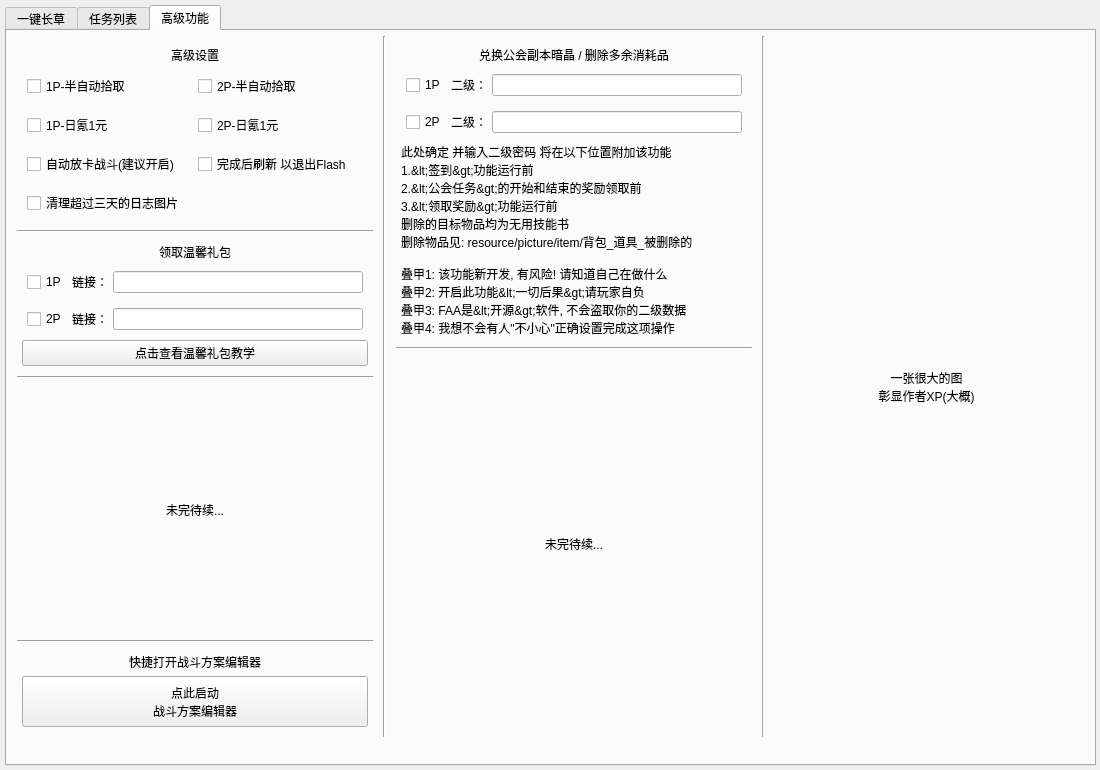
Old version of the form resource/ui/FAA_3.0.ui in the repository StareAbyss/FoodsVsMiceAutoAssistant.
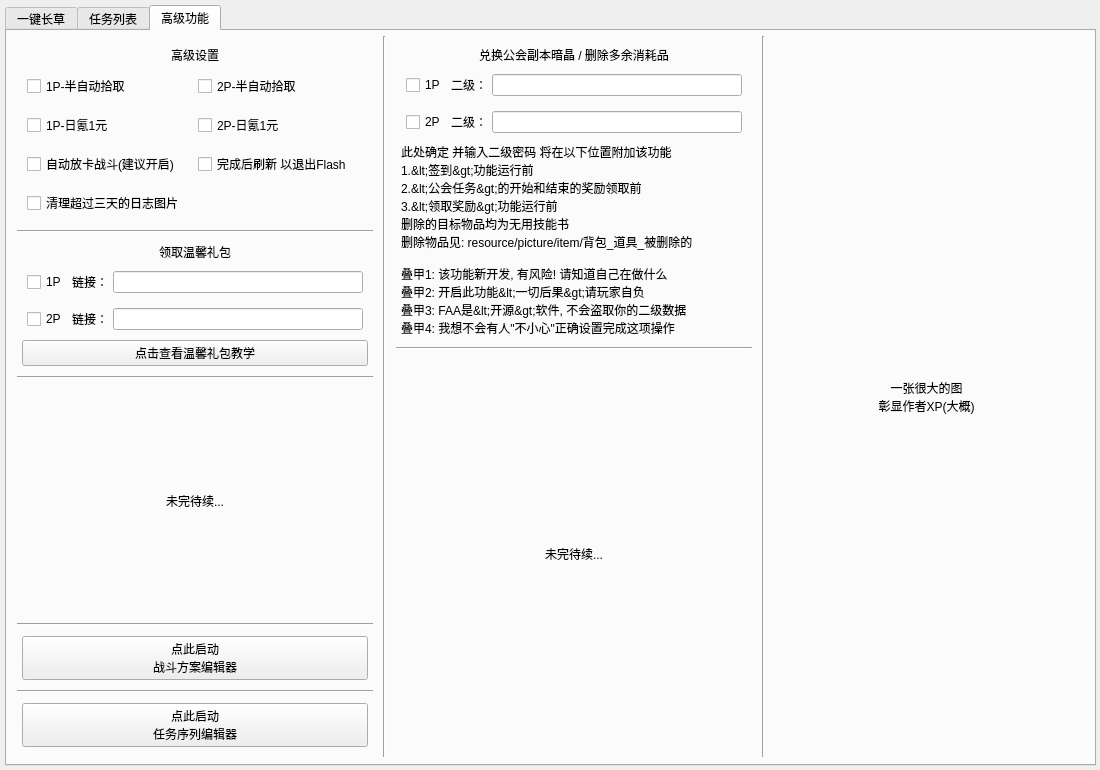
New version of the form. The open tabs and pages were chosen to show the change. Custom widgets are drawn as their Qt base class.

Commit message: v1.5.0-beta.1 完成事项序列编辑器本体. 并添加前端导航. 内部所有customize_todo(自定义事项) 均已被命名为task_sequence(事项序列) 注: 未完成对新 事项序列 的协议的适配 暂时废弃 transform json from excel

```diff
--- a/resource/ui/FAA_3.0.ui
+++ b/resource/ui/FAA_3.0.ui
@@ -7690,7 +7690,7 @@
            <x>0</x>
            <y>0</y>
            <width>1081</width>
-           <height>711</height>
+           <height>731</height>
           </rect>
          </property>
          <layout class="QHBoxLayout" name="Lay_Tab3" stretch="10,1,10,1,10">
@@ -7713,7 +7713,7 @@
            <number>5</number>
           </property>
           <item>
-           <layout class="QVBoxLayout" name="Lay_Tab3_Left" stretch="3,0,3,0,6,0,2">
+           <layout class="QVBoxLayout" name="Lay_Tab3_Left" stretch="3,0,3,0,6,0,0,0,1">
             <property name="leftMargin">
              <number>5</number>
             </property>
@@ -8299,7 +8299,7 @@
              </widget>
             </item>
             <item>
-             <layout class="QVBoxLayout" name="Lay_OpenEditorOfBattlePlan" stretch="1,3">
+             <layout class="QVBoxLayout" name="Lay_OpenEditorOfBattlePlan" stretch="3">
               <property name="leftMargin">
                <number>5</number>
               </property>
@@ -8312,16 +8312,6 @@
               <property name="bottomMargin">
                <number>5</number>
               </property>
-              <item>
-               <widget class="QLabel" name="OpenEditorOfBattlePlan_Text">
-                <property name="text">
-                 <string>快捷打开战斗方案编辑器</string>
-                </property>
-                <property name="alignment">
-                 <set>Qt::AlignCenter</set>
-                </property>
-               </widget>
-              </item>
               <item>
                <widget class="QPushButton" name="OpenEditorOfBattlePlan_Button">
                 <property name="sizePolicy">
@@ -8353,6 +8343,58 @@
               </item>
              </layout>
             </item>
+            <item>
+             <widget class="Line" name="line_7">
+              <property name="orientation">
+               <enum>Qt::Horizontal</enum>
+              </property>
+             </widget>
+            </item>
+            <item>
+             <layout class="QVBoxLayout" name="Lay_OpenEditorOfTaskSequence" stretch="3">
+              <property name="leftMargin">
+               <number>5</number>
+              </property>
+              <property name="topMargin">
+               <number>5</number>
+              </property>
+              <property name="rightMargin">
+               <number>5</number>
+              </property>
+              <property name="bottomMargin">
+               <number>5</number>
+              </property>
+              <item>
+               <widget class="QPushButton" name="OpenEditorOfTaskSequence_Button">
+                <property name="sizePolicy">
+                 <sizepolicy hsizetype="Expanding" vsizetype="Expanding">
+                  <horstretch>0</horstretch>
+                  <verstretch>0</verstretch>
+                 </sizepolicy>
+                </property>
+                <property name="minimumSize">
+                 <size>
+                  <width>0</width>
+                  <height>0</height>
+                 </size>
+                </property>
+                <property name="maximumSize">
+                 <size>
+                  <width>16777215</width>
+                  <height>16777215</height>
+                 </size>
+                </property>
+                <property name="toolTip">
+                 <string>只用点一下就够了!</string>
+                </property>
+                <property name="text">
+                 <string>点此启动
+任务序列编辑器</string>
+                </property>
+               </widget>
+              </item>
+             </layout>
+            </item>
            </layout>
           </item>
           <item>
```
Left out of the diff: 12 changed lines with no effect on the pictures. The commit also changes 14 other files.
